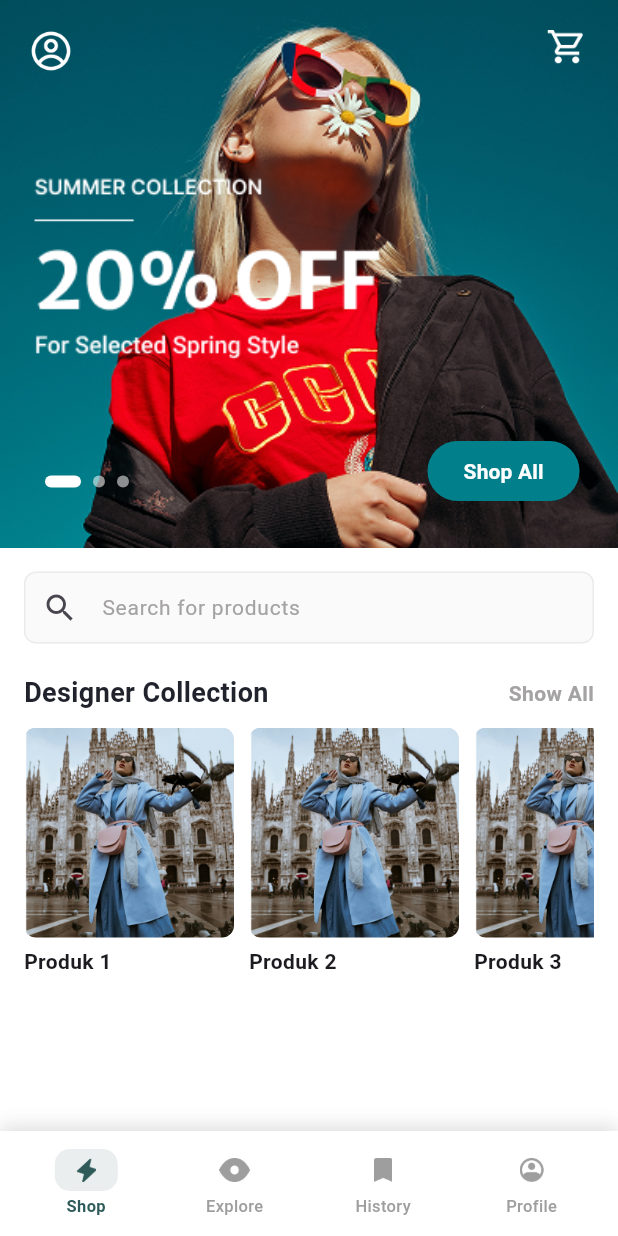
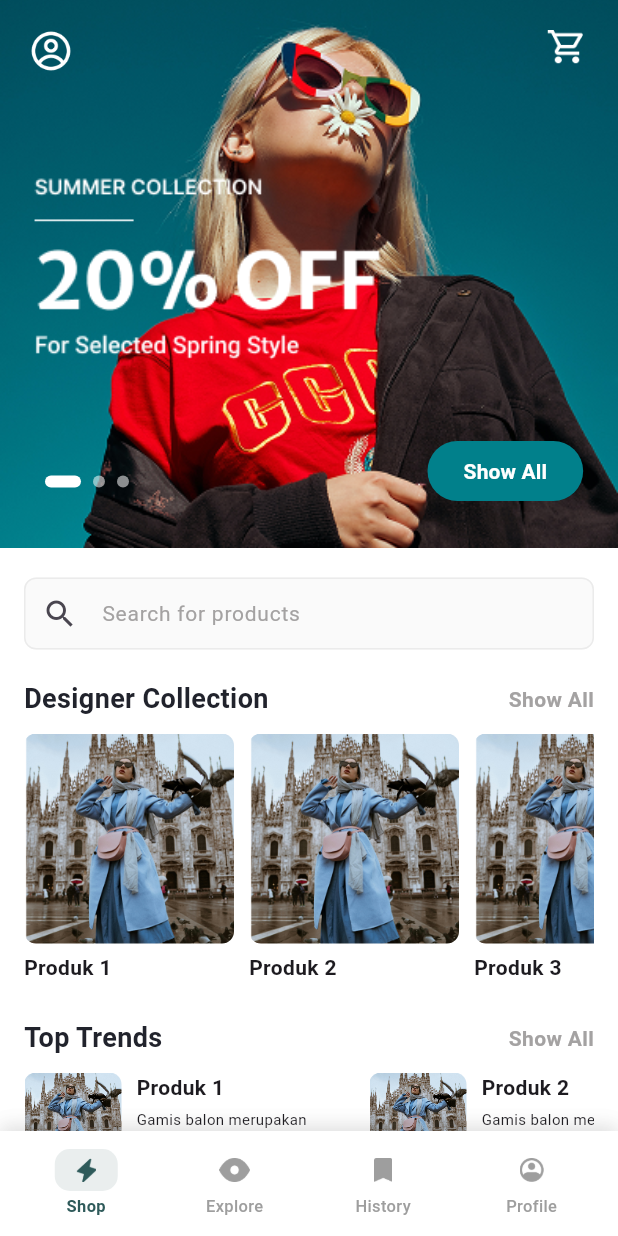
Before and after one commit to dinaaalyh/tailor-project, a Flutter app: the screen it shows after launch, on a phone screen of 412 x 824 dp. Run offline on Flutter 3.47's test engine with Material 3 defaults, Android fonts, the phone set to English and light mode, and no system bars; drawn by our look-alikes of carousel_slider, smooth_page_indicator; our stand-ins replace bloc, eva_icons_flutter, flutter_bloc, get, get_storage, google_fonts and 1 more.

Commit message:
Refactor home fragment

```diff
--- a/lib/main.dart
+++ b/lib/main.dart
@@ -26,7 +26,7 @@ class MainApp extends StatelessWidget {
       providers: [
         BlocProvider(create: (context) => mainFragmentBloc),
       ],
-      child: MaterialApp(
+      child: const MaterialApp(
         debugShowCheckedModeBanner: false,
         home: MainFragmentScreen(),
       ),
--- a/lib/representative/models/designer_collection_models.dart
+++ /dev/null
@@ -1,25 +0,0 @@
-import 'package:tailor_project/utils/assets.gen.dart';
-
-final productImages = [
-  Assets.images.designerProduct1,
-  Assets.images.designerProduct1,
-  Assets.images.designerProduct1,
-  Assets.images.designerProduct1,
-  Assets.images.designerProduct1,
-];
-
-final productNames = [
-  "Produk 1",
-  "Produk 2",
-  "Produk 3",
-  "Produk 4",
-  "Produk 5",
-];
-
-final productPrices = [
-  510000,
-  276900,
-  318900,
-  335000,
-  145000,
-];
--- /dev/null
+++ b/lib/representative/models/home_products_model.dart
@@ -0,0 +1,25 @@
+import 'package:tailor_project/utils/assets.gen.dart';
+
+final productImages = [
+  Assets.images.designerProduct1,
+  Assets.images.designerProduct1,
+  Assets.images.designerProduct1,
+  Assets.images.designerProduct1,
+  Assets.images.designerProduct1,
+];
+
+final productNames = [
+  "Produk 1",
+  "Produk 2",
+  "Produk 3",
+  "Produk 4",
+  "Produk 5",
+];
+
+final productDescription = [
+  "Gamis balon merupakan pakaian wanita modern yanang banyak digunakan dikalanagan anak muda",
+  "Gamis balon merupakan pakaian wanita modern yanang banyak digunakan dikalanagan anak muda",
+  "Gamis balon merupakan pakaian wanita modern yanang banyak digunakan dikalanagan anak muda",
+  "Gamis balon merupakan pakaian wanita modern yanang banyak digunakan dikalanagan anak muda",
+  "Gamis balon merupakan pakaian wanita modern yanang banyak digunakan dikalanagan anak muda",
+];
--- a/lib/representative/screen/home_fragment/home_fragment_screen.dart
+++ b/lib/representative/screen/home_fragment/home_fragment_screen.dart
@@ -1,11 +1,9 @@
-import 'package:carousel_slider/carousel_options.dart';
 import 'package:carousel_slider/carousel_slider.dart';
 import 'package:flutter/material.dart';
 import 'package:smooth_page_indicator/smooth_page_indicator.dart';
-import 'package:tailor_project/representative/models/designer_collection_models.dart';
+import 'package:tailor_project/representative/models/home_products_model.dart';
 import 'package:tailor_project/representative/screen/designer_collection.dart';
-import 'package:tailor_project/representative/screen/explore_fragment/explore_fragment_screen.dart';
-import 'package:tailor_project/representative/screen/show_product.dart';
+import 'package:tailor_project/representative/screen/top_trends.dart';
 import 'package:tailor_project/utils/assets.gen.dart';
 import 'package:tailor_project/utils/colors.dart';
 
@@ -34,17 +32,10 @@ class _HomeFragmentScreenState extends State<HomeFragmentScreen> {
           child: Column(
             crossAxisAlignment: CrossAxisAlignment.start,
             children: [
-              // Hero Banner Section
               _buildHeroBanner(),
-
-              // Search Bar
               _buildSearchBar(),
-
-              // Designer Collection Section
               _buildDesignerCollection(),
-
-              // Top Trends Section
-              // _buildTopTrends(),
+              _buildTopTrends(),
             ],
           ),
         ),
@@ -54,7 +45,6 @@ class _HomeFragmentScreenState extends State<HomeFragmentScreen> {
 
   Widget _buildHeroBanner() {
     return Stack(
-      // alignment: Alignment.bottomLeft,
       children: [
         CarouselSlider.builder(
           itemCount: bannerImages.length,
@@ -119,7 +109,7 @@ class _HomeFragmentScreenState extends State<HomeFragmentScreen> {
                 ),
               ),
               child: const Text(
-                'Shop All',
+                'Show All',
                 style: TextStyle(
                   color: Colors.white,
                   fontSize: 14,
@@ -135,7 +125,7 @@ class _HomeFragmentScreenState extends State<HomeFragmentScreen> {
 
   Widget _buildSearchBar() {
     return Padding(
-      padding: const EdgeInsets.all(16.0),
+      padding: const EdgeInsets.fromLTRB(16, 20, 16, 20),
       child: TextField(
         decoration: InputDecoration(
           hintText: 'Search for products',
@@ -166,7 +156,7 @@ class _HomeFragmentScreenState extends State<HomeFragmentScreen> {
 
   Widget _buildDesignerCollection() {
     return Padding(
-      padding: const EdgeInsets.symmetric(horizontal: 16.0, vertical: 4.0),
+      padding: const EdgeInsets.fromLTRB(16, 0, 16, 0),
       child: Column(
         crossAxisAlignment: CrossAxisAlignment.start,
         children: [
@@ -203,7 +193,7 @@ class _HomeFragmentScreenState extends State<HomeFragmentScreen> {
           ),
           const SizedBox(height: 10),
           SizedBox(
-            height: 200,
+            height: 190,
             child: ListView.builder(
               scrollDirection: Axis.horizontal,
               itemCount: 5,
@@ -237,74 +227,103 @@ class _HomeFragmentScreenState extends State<HomeFragmentScreen> {
               },
             ),
           ),
-          // SizedBox(
-          //   height: 250,
-          //   child: ListView.builder(
-          //     scrollDirection: Axis.horizontal,
-          //     itemCount: 5,
-          //     itemBuilder: (context, index) {
-          //       return Container(
-          //         width: 160,
-          //         margin: const EdgeInsets.only(right: 16.0),
-          //         decoration: BoxDecoration(
-          //           color: Colors.white,
+        ],
+      ),
+    );
+  }
 
-          //           borderRadius: BorderRadius.circular(12.0),
-          //           boxShadow: [
-          //             BoxShadow(
-          //               color: Colors.grey.withOpacity(0.1),
-          //               spreadRadius: 2,
-          //               blurRadius: 5,
-          //               offset: const Offset(0, 3),
-          //             ),
-          //           ],
-          //         ),
-          //         child: Column(
-          //           crossAxisAlignment: CrossAxisAlignment.start,
-          //           children: [
-          //             ClipRRect(
-          //               borderRadius: const BorderRadius.only(
-          //                 topLeft: Radius.circular(12.0),
-          //                 topRight: Radius.circular(12.0),
-          //               ),
-          //               child: Image.asset(
-          //                 Assets.images.heroBanner.path,
-          //                 height: 150,
-          //                 width: double.infinity,
-          //                 fit: BoxFit.cover,
-          //               ),
-          //             ),
-          //             Padding(
-          //               padding: const EdgeInsets.all(8.0),
-          //               child: Column(
-          //                 crossAxisAlignment: CrossAxisAlignment.start,
-          //                 children: const [
-          //                   Text(
-          //                     'Elegant Dress',
-          //                     style: TextStyle(
-          //                       fontSize: 16,
-          //                       fontWeight: FontWeight.bold,
-          //                       color: black,
-          //                     ),
-          //                   ),
-          //                   SizedBox(height: 4),
-          //                   Text(
-          //                     '\$120',
-          //                     style: TextStyle(
-          //                       fontSize: 14,
-          //                       color: primaryColor,
-          //                       fontWeight: FontWeight.bold,
-          //                     ),
-          //                   ),
-          //                 ],
-          //               ),
-          //             ),
-          //           ],
-          //         ),
-          //       );
-          //     },
-          //   ),
-          // ),
+  Widget _buildTopTrends() {
+    return Padding(
+      padding: const EdgeInsets.fromLTRB(16, 0, 16, 0),
+      child: Column(
+        crossAxisAlignment: CrossAxisAlignment.start,
+        children: [
+          Row(
+            mainAxisAlignment: MainAxisAlignment.spaceBetween,
+            children: [
+              const Text(
+                'Top Trends',
+                style: TextStyle(
+                  fontSize: 18,
+                  fontWeight: FontWeight.bold,
+                  color: black,
+                ),
+              ),
+              InkWell(
+                onTap: () {
+                  Navigator.push(
+                    context,
+                    MaterialPageRoute(
+                      builder: (context) => const TopTrends(),
+                    ),
+                  );
+                },
+                child: const Text(
+                  'Show All',
+                  style: TextStyle(
+                    fontSize: 14,
+                    fontWeight: FontWeight.bold,
+                    color: grey,
+                  ),
+                ),
+              )
+            ],
+          ),
+          const SizedBox(height: 10),
+          SizedBox(
+            height: 120,
+            child: ListView.builder(
+              scrollDirection: Axis.horizontal,
+              itemCount: 5,
+              itemBuilder: (context, index) {
+                return Container(
+                  width: 220,
+                  margin: const EdgeInsets.only(right: 10.0),
+                  child: Row(
+                    crossAxisAlignment: CrossAxisAlignment.start,
+                    children: [
+                      ClipRRect(
+                        borderRadius: BorderRadius.circular(8.0),
+                        child: productImages[index].image(
+                          width: 65,
+                          height: 65,
+                          fit: BoxFit.cover,
+                        ),
+                      ),
+                      const SizedBox(width: 10),
+                      Expanded(
+                        child: Column(
+                          crossAxisAlignment: CrossAxisAlignment.start,
+                          children: [
+                            Text(
+                              productNames[index],
+                              style: const TextStyle(
+                                fontSize: 14,
+                                fontWeight: FontWeight.bold,
+                              ),
+                              maxLines: 1,
+                              overflow: TextOverflow.ellipsis,
+                            ),
+                            const SizedBox(height: 4),
+                            Text(
+                              productDescription[index],
+                              style: const TextStyle(
+                                fontSize: 10,
+                                fontWeight: FontWeight.normal,
+                              ),
+                              textAlign: TextAlign.left,
+                              maxLines: 3,
+                              overflow: TextOverflow.ellipsis,
+                            ),
+                          ],
+                        ),
+                      ),
+                    ],
+                  ),
+                );
+              },
+            ),
+          )
         ],
       ),
     );
```
Also changed, not shown: lib/representative/screen/top_trends.dart (added, +203 -0 lines).
